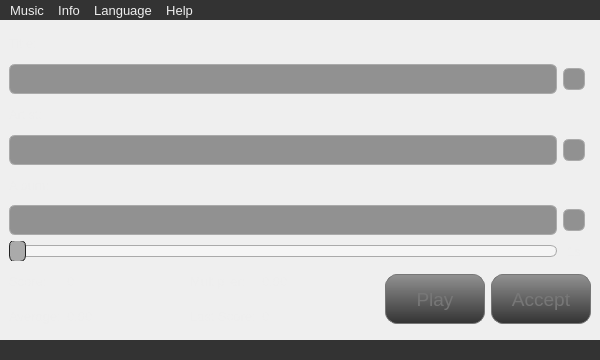
Above: res/musec.ui from Mystler/Musec before the change. Below: the same form after it.
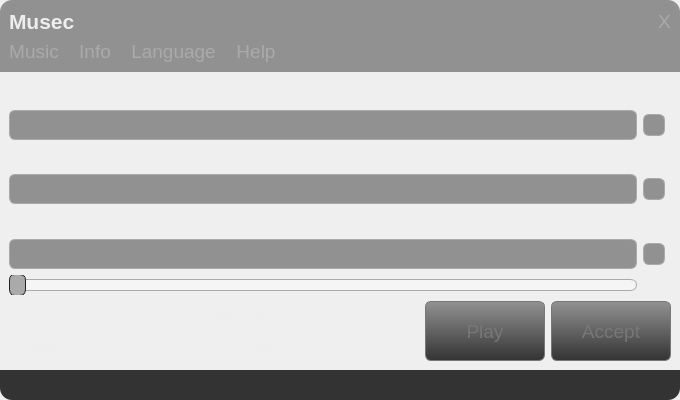
That is the form after the change. Icons and pictures are not drawn.

Commit message: Finish redesign and make it a borderless window

Patch:
```diff
--- a/res/musec.ui
+++ b/res/musec.ui
@@ -6,8 +6,8 @@
    <rect>
     <x>0</x>
     <y>0</y>
-    <width>600</width>
-    <height>360</height>
+    <width>680</width>
+    <height>400</height>
    </rect>
   </property>
   <property name="sizePolicy">
@@ -18,14 +18,14 @@
   </property>
   <property name="minimumSize">
    <size>
-    <width>480</width>
-    <height>300</height>
+    <width>680</width>
+    <height>400</height>
    </size>
   </property>
   <property name="maximumSize">
    <size>
-    <width>600</width>
-    <height>360</height>
+    <width>680</width>
+    <height>400</height>
    </size>
   </property>
   <property name="contextMenuPolicy">
@@ -44,10 +44,23 @@
 outline: none;
 }
 
+#mainwidget,
+#headwidget {
+border-top-left-radius: 12px;
+border-top-right-radius: 12px;
+}
+#statusbar {
+border-bottom-left-radius: 12px;
+border-bottom-right-radius: 12px;
+}
+
 #mainwidget { border-image: url(:/backgrounds/bg.png); }
+#headwidget { background-color: rgba(0, 0, 0, 100); }
 QDialog { background-color: #444444; }
 
-QMenuBar, QStatusBar {
+#menubar { height: 0px;} /* Hide menubar */
+QStatusBar,
+QMenuBar {
 background-color: #333333;
 color: #EEEEEE;
 }
@@ -113,7 +126,7 @@
 font-size: 14pt;
 color: #EEEEEE;
 border: 1px solid #AAAAAA;
-border-radius: 12px;
+border-radius: 6px;
 background-color: qlineargradient(spread:pad, x1:0, y1:0, x2:0, y2:1, stop:0  rgba(0, 0, 0, 100), stop:1 rgba(0, 0, 0, 200));
 }
 QDialog QPushButton {
@@ -138,6 +151,134 @@
     <string notr="true"/>
    </property>
    <layout class="QGridLayout" name="layout">
+    <property name="leftMargin">
+     <number>0</number>
+    </property>
+    <property name="topMargin">
+     <number>0</number>
+    </property>
+    <property name="rightMargin">
+     <number>0</number>
+    </property>
+    <property name="bottomMargin">
+     <number>0</number>
+    </property>
+    <property name="spacing">
+     <number>0</number>
+    </property>
+    <item row="1" column="0">
+     <widget class="QWidget" name="gamewidget" native="true">
+      <layout class="QGridLayout" name="gameLayout">
+       <item row="4" column="0" colspan="6">
+        <widget class="QLabel" name="lblAlbum">
+         <property name="text">
+          <string>Album:</string>
+         </property>
+        </widget>
+       </item>
+       <item row="5" column="0" colspan="6">
+        <widget class="QLineEdit" name="edAlbum">
+         <property name="enabled">
+          <bool>false</bool>
+         </property>
+        </widget>
+       </item>
+       <item row="5" column="6">
+        <widget class="QCheckBox" name="chkAlbum">
+         <property name="enabled">
+          <bool>false</bool>
+         </property>
+         <property name="sizePolicy">
+          <sizepolicy hsizetype="Fixed" vsizetype="Fixed">
+           <horstretch>0</horstretch>
+           <verstretch>0</verstretch>
+          </sizepolicy>
+         </property>
+         <property name="text">
+          <string/>
+         </property>
+         <property name="checkable">
+          <bool>true</bool>
+         </property>
+        </widget>
+       </item>
+       <item row="7" column="0">
+        <widget class="QLabel" name="lblScore">
+         <property name="sizePolicy">
+          <sizepolicy hsizetype="Fixed" vsizetype="Preferred">
+           <horstretch>0</horstretch>
+           <verstretch>0</verstretch>
+          </sizepolicy>
+         </property>
+         <property name="text">
+          <string>Score:</string>
+         </property>
+        </widget>
+       </item>
+       <item row="6" column="6">
+        <widget class="QLabel" name="lblDifficulty">
+         <property name="sizePolicy">
+          <sizepolicy hsizetype="Preferred" vsizetype="Preferred">
+           <horstretch>0</horstretch>
+           <verstretch>0</verstretch>
+          </sizepolicy>
+         </property>
+         <property name="text">
+          <string notr="true">1s</string>
+         </property>
+         <property name="indent">
+          <number>4</number>
+         </property>
+        </widget>
+       </item>
+       <item row="7" column="1">
+        <widget class="QLabel" name="lblScoreVal">
+         <property name="sizePolicy">
+          <sizepolicy hsizetype="Expanding" vsizetype="Preferred">
+           <horstretch>0</horstretch>
+           <verstretch>0</verstretch>
+          </sizepolicy>
+         </property>
+         <property name="text">
+          <string notr="true">0</string>
+         </property>
+        </widget>
+       </item>
+       <item row="6" column="0" colspan="6">
+        <widget class="QSlider" name="slDifficulty">
+         <property name="minimum">
+          <number>0</number>
+         </property>
+         <property name="maximum">
+          <number>2</number>
+         </property>
+         <property name="pageStep">
+          <number>1</number>
+         </property>
+         <property name="orientation">
+          <enum>Qt::Horizontal</enum>
+         </property>
+         <property name="tickPosition">
+          <enum>QSlider::TicksBelow</enum>
+         </property>
+         <property name="tickInterval">
+          <number>1</number>
+         </property>
+        </widget>
+       </item>
+       <item row="7" column="3">
+        <widget class="QLabel" name="lblMultiplierVal">
+         <property name="sizePolicy">
+          <sizepolicy hsizetype="Expanding" vsizetype="Preferred">
+           <horstretch>0</horstretch>
+           <verstretch>0</verstretch>
+          </sizepolicy>
+         </property>
+         <property name="text">
+          <string notr="true">0.00</string>
+         </property>
+        </widget>
+       </item>
     <item row="7" column="2">
      <widget class="QLabel" name="lblMultiplier">
       <property name="sizePolicy">
@@ -151,20 +292,42 @@
       </property>
      </widget>
     </item>
-    <item row="7" column="3">
-     <widget class="QLabel" name="lblMultiplierVal">
+       <item row="7" column="4" rowspan="2">
+        <widget class="QPushButton" name="btnPlay">
+         <property name="enabled">
+          <bool>false</bool>
+         </property>
       <property name="sizePolicy">
-       <sizepolicy hsizetype="Expanding" vsizetype="Preferred">
+          <sizepolicy hsizetype="Fixed" vsizetype="Fixed">
         <horstretch>0</horstretch>
         <verstretch>0</verstretch>
        </sizepolicy>
       </property>
+         <property name="minimumSize">
+          <size>
+           <width>120</width>
+           <height>60</height>
+          </size>
+         </property>
       <property name="text">
-       <string notr="true">0.00</string>
+          <string>Play</string>
       </property>
      </widget>
     </item>
-    <item row="7" column="6" rowspan="2" colspan="2">
+       <item row="8" column="2">
+        <widget class="QLabel" name="lblLast">
+         <property name="sizePolicy">
+          <sizepolicy hsizetype="Fixed" vsizetype="Preferred">
+           <horstretch>0</horstretch>
+           <verstretch>0</verstretch>
+          </sizepolicy>
+         </property>
+         <property name="text">
+          <string>Last Score:</string>
+         </property>
+        </widget>
+       </item>
+       <item row="7" column="5" rowspan="2" colspan="2">
      <widget class="QPushButton" name="btnNext">
       <property name="enabled">
        <bool>false</bool>
@@ -177,8 +340,8 @@
       </property>
       <property name="minimumSize">
        <size>
-        <width>100</width>
-        <height>50</height>
+           <width>120</width>
+           <height>60</height>
        </size>
       </property>
       <property name="text">
@@ -186,6 +349,19 @@
       </property>
      </widget>
     </item>
+       <item row="8" column="1">
+        <widget class="QLabel" name="lblAverageVal">
+         <property name="sizePolicy">
+          <sizepolicy hsizetype="Expanding" vsizetype="Preferred">
+           <horstretch>0</horstretch>
+           <verstretch>0</verstretch>
+          </sizepolicy>
+         </property>
+         <property name="text">
+          <string notr="true">0.00</string>
+         </property>
+        </widget>
+       </item>
     <item row="8" column="0">
      <widget class="QLabel" name="lblAverage">
       <property name="sizePolicy">
@@ -199,32 +375,6 @@
       </property>
      </widget>
     </item>
-    <item row="8" column="1">
-     <widget class="QLabel" name="lblAverageVal">
-      <property name="sizePolicy">
-       <sizepolicy hsizetype="Expanding" vsizetype="Preferred">
-        <horstretch>0</horstretch>
-        <verstretch>0</verstretch>
-       </sizepolicy>
-      </property>
-      <property name="text">
-       <string notr="true">0.00</string>
-      </property>
-     </widget>
-    </item>
-    <item row="8" column="2">
-     <widget class="QLabel" name="lblLast">
-      <property name="sizePolicy">
-       <sizepolicy hsizetype="Fixed" vsizetype="Preferred">
-        <horstretch>0</horstretch>
-        <verstretch>0</verstretch>
-       </sizepolicy>
-      </property>
-      <property name="text">
-       <string>Last Score:</string>
-      </property>
-     </widget>
-    </item>
     <item row="8" column="3">
      <widget class="QLabel" name="lblLastVal">
       <property name="sizePolicy">
@@ -238,194 +388,204 @@
       </property>
      </widget>
     </item>
-    <item row="1" column="7">
-     <widget class="QCheckBox" name="chkTitle">
-      <property name="enabled">
-       <bool>false</bool>
-      </property>
-      <property name="sizePolicy">
-       <sizepolicy hsizetype="Fixed" vsizetype="Fixed">
-        <horstretch>0</horstretch>
-        <verstretch>0</verstretch>
-       </sizepolicy>
-      </property>
-      <property name="text">
-       <string/>
-      </property>
-      <property name="checkable">
-       <bool>true</bool>
-      </property>
-     </widget>
-    </item>
-    <item row="5" column="0" colspan="7">
-     <widget class="QLineEdit" name="edAlbum">
-      <property name="enabled">
-       <bool>false</bool>
-      </property>
-     </widget>
-    </item>
-    <item row="6" column="0" colspan="7">
-     <widget class="QSlider" name="slDifficulty">
-      <property name="minimum">
-       <number>0</number>
-      </property>
-      <property name="maximum">
-       <number>2</number>
-      </property>
-      <property name="pageStep">
-       <number>1</number>
-      </property>
-      <property name="orientation">
-       <enum>Qt::Horizontal</enum>
-      </property>
-      <property name="tickPosition">
-       <enum>QSlider::TicksBelow</enum>
-      </property>
-      <property name="tickInterval">
-       <number>1</number>
-      </property>
-     </widget>
-    </item>
-    <item row="2" column="0" colspan="7">
-     <widget class="QLabel" name="lblArtist">
-      <property name="text">
-       <string>Artist:</string>
-      </property>
-     </widget>
-    </item>
-    <item row="0" column="0" colspan="7">
+       <item row="0" column="0" colspan="6">
      <widget class="QLabel" name="lblTitle">
       <property name="text">
        <string>Title:</string>
       </property>
      </widget>
     </item>
-    <item row="3" column="7">
-     <widget class="QCheckBox" name="chkArtist">
-      <property name="enabled">
-       <bool>false</bool>
-      </property>
-      <property name="sizePolicy">
-       <sizepolicy hsizetype="Fixed" vsizetype="Fixed">
-        <horstretch>0</horstretch>
-        <verstretch>0</verstretch>
-       </sizepolicy>
-      </property>
-      <property name="text">
-       <string/>
-      </property>
-      <property name="checkable">
-       <bool>true</bool>
-      </property>
-     </widget>
-    </item>
-    <item row="5" column="7">
-     <widget class="QCheckBox" name="chkAlbum">
-      <property name="enabled">
-       <bool>false</bool>
-      </property>
-      <property name="sizePolicy">
-       <sizepolicy hsizetype="Fixed" vsizetype="Fixed">
-        <horstretch>0</horstretch>
-        <verstretch>0</verstretch>
-       </sizepolicy>
-      </property>
-      <property name="text">
-       <string/>
-      </property>
-      <property name="checkable">
-       <bool>true</bool>
-      </property>
-     </widget>
-    </item>
-    <item row="1" column="0" colspan="7">
+       <item row="1" column="0" colspan="6">
      <widget class="QLineEdit" name="edTitle">
       <property name="enabled">
        <bool>false</bool>
       </property>
      </widget>
     </item>
-    <item row="3" column="0" colspan="7">
+       <item row="1" column="6">
+        <widget class="QCheckBox" name="chkTitle">
+         <property name="enabled">
+          <bool>false</bool>
+         </property>
+         <property name="sizePolicy">
+          <sizepolicy hsizetype="Fixed" vsizetype="Fixed">
+           <horstretch>0</horstretch>
+           <verstretch>0</verstretch>
+          </sizepolicy>
+         </property>
+         <property name="text">
+          <string/>
+         </property>
+         <property name="checkable">
+          <bool>true</bool>
+         </property>
+        </widget>
+       </item>
+       <item row="3" column="6">
+        <widget class="QCheckBox" name="chkArtist">
+         <property name="enabled">
+          <bool>false</bool>
+         </property>
+         <property name="sizePolicy">
+          <sizepolicy hsizetype="Fixed" vsizetype="Fixed">
+           <horstretch>0</horstretch>
+           <verstretch>0</verstretch>
+          </sizepolicy>
+         </property>
+         <property name="text">
+          <string/>
+         </property>
+         <property name="checkable">
+          <bool>true</bool>
+         </property>
+        </widget>
+       </item>
+       <item row="3" column="0" colspan="6">
      <widget class="QLineEdit" name="edArtist">
       <property name="enabled">
        <bool>false</bool>
       </property>
      </widget>
     </item>
-    <item row="6" column="7">
-     <widget class="QLabel" name="lblDifficulty">
+       <item row="2" column="0" colspan="6">
+        <widget class="QLabel" name="lblArtist">
+         <property name="text">
+          <string>Artist:</string>
+         </property>
+        </widget>
+       </item>
+      </layout>
+     </widget>
+    </item>
+    <item row="0" column="0">
+     <widget class="QWidget" name="headwidget" native="true">
       <property name="sizePolicy">
-       <sizepolicy hsizetype="Preferred" vsizetype="Preferred">
+       <sizepolicy hsizetype="Preferred" vsizetype="Fixed">
         <horstretch>0</horstretch>
         <verstretch>0</verstretch>
        </sizepolicy>
       </property>
+      <property name="styleSheet">
+       <string notr="true">QLabel {
+font-size: 16pt;
+font-weight: bold;
+}
+
+QPushButton {
+color: #AAAAAA;
+border: none;
+background-color: transparent;
+}
+QPushButton:enabled:hover { color: #EEEEEE; }
+QPushButton::menu-indicator { image: none; }</string>
+      </property>
+      <layout class="QGridLayout" name="headLayout">
+       <item row="1" column="0">
+        <layout class="QHBoxLayout" name="menuLayout">
+         <property name="spacing">
+          <number>20</number>
+         </property>
+         <item>
+          <widget class="QPushButton" name="btnMenuMusic">
+           <property name="sizePolicy">
+            <sizepolicy hsizetype="Fixed" vsizetype="Fixed">
+             <horstretch>0</horstretch>
+             <verstretch>0</verstretch>
+            </sizepolicy>
+           </property>
       <property name="text">
-       <string notr="true">1s</string>
-      </property>
-      <property name="indent">
-       <number>4</number>
-      </property>
-     </widget>
-    </item>
-    <item row="7" column="0">
-     <widget class="QLabel" name="lblScore">
+            <string>Music</string>
+           </property>
+          </widget>
+         </item>
+         <item>
+          <widget class="QPushButton" name="btnMenuInfo">
+           <property name="sizePolicy">
+            <sizepolicy hsizetype="Fixed" vsizetype="Fixed">
+             <horstretch>0</horstretch>
+             <verstretch>0</verstretch>
+            </sizepolicy>
+           </property>
+           <property name="text">
+            <string>Info</string>
+           </property>
+          </widget>
+         </item>
+         <item>
+          <widget class="QPushButton" name="btnMenuLanguage">
       <property name="sizePolicy">
-       <sizepolicy hsizetype="Fixed" vsizetype="Preferred">
+            <sizepolicy hsizetype="Fixed" vsizetype="Fixed">
         <horstretch>0</horstretch>
         <verstretch>0</verstretch>
        </sizepolicy>
       </property>
       <property name="text">
-       <string>Score:</string>
+            <string>Language</string>
       </property>
      </widget>
     </item>
-    <item row="7" column="1">
-     <widget class="QLabel" name="lblScoreVal">
+         <item>
+          <widget class="QPushButton" name="btnMenuHelp">
       <property name="sizePolicy">
-       <sizepolicy hsizetype="Expanding" vsizetype="Preferred">
+            <sizepolicy hsizetype="Fixed" vsizetype="Fixed">
         <horstretch>0</horstretch>
         <verstretch>0</verstretch>
        </sizepolicy>
       </property>
       <property name="text">
-       <string notr="true">0</string>
+            <string>Help</string>
       </property>
      </widget>
     </item>
-    <item row="7" column="4" rowspan="2" colspan="2">
-     <widget class="QPushButton" name="btnPlay">
-      <property name="enabled">
-       <bool>false</bool>
-      </property>
+        </layout>
+       </item>
+       <item row="0" column="0">
+        <widget class="QLabel" name="lblMusec">
+         <property name="text">
+          <string notr="true">Musec</string>
+         </property>
+        </widget>
+       </item>
+       <item row="0" column="2">
+        <widget class="QPushButton" name="btnQuit">
       <property name="sizePolicy">
        <sizepolicy hsizetype="Fixed" vsizetype="Fixed">
         <horstretch>0</horstretch>
         <verstretch>0</verstretch>
        </sizepolicy>
       </property>
-      <property name="minimumSize">
+         <property name="text">
+          <string notr="true">X</string>
+         </property>
+        </widget>
+       </item>
+       <item row="0" column="1">
+        <spacer name="horizontalSpacer">
+         <property name="orientation">
+          <enum>Qt::Horizontal</enum>
+         </property>
+         <property name="sizeHint" stdset="0">
        <size>
-        <width>100</width>
-        <height>50</height>
-       </size>
-      </property>
-      <property name="text">
-       <string>Play</string>
-      </property>
-     </widget>
-    </item>
-    <item row="4" column="0" colspan="7">
-     <widget class="QLabel" name="lblAlbum">
-      <property name="text">
-       <string>Album:</string>
-      </property>
+           <width>40</width>
+           <height>20</height>
+          </size>
+         </property>
+        </spacer>
+       </item>
+      </layout>
      </widget>
     </item>
    </layout>
   </widget>
   <widget class="QMenuBar" name="menubar">
+   <property name="geometry">
+    <rect>
+     <x>0</x>
+     <y>0</y>
+     <width>680</width>
+     <height>0</height>
+    </rect>
+   </property>
    <widget class="QMenu" name="menuMusic">
     <property name="title">
      <string>Music</string>
@@ -466,6 +626,12 @@
    <property name="enabled">
     <bool>true</bool>
    </property>
+   <property name="minimumSize">
+    <size>
+     <width>0</width>
+     <height>30</height>
+    </size>
+   </property>
    <property name="sizeGripEnabled">
     <bool>false</bool>
    </property>
```
Left out of the diff: 24 changed lines with no effect on the pictures. Lines whose indentation alone changed are shown as unchanged. The commit also changes 2 other files.
